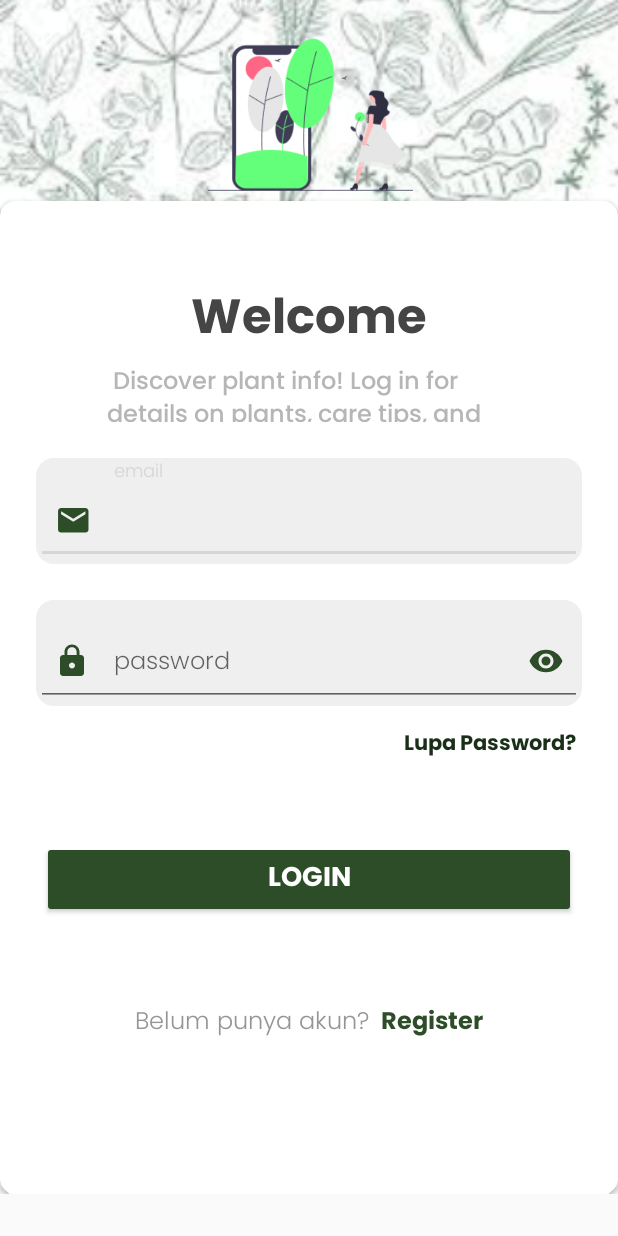
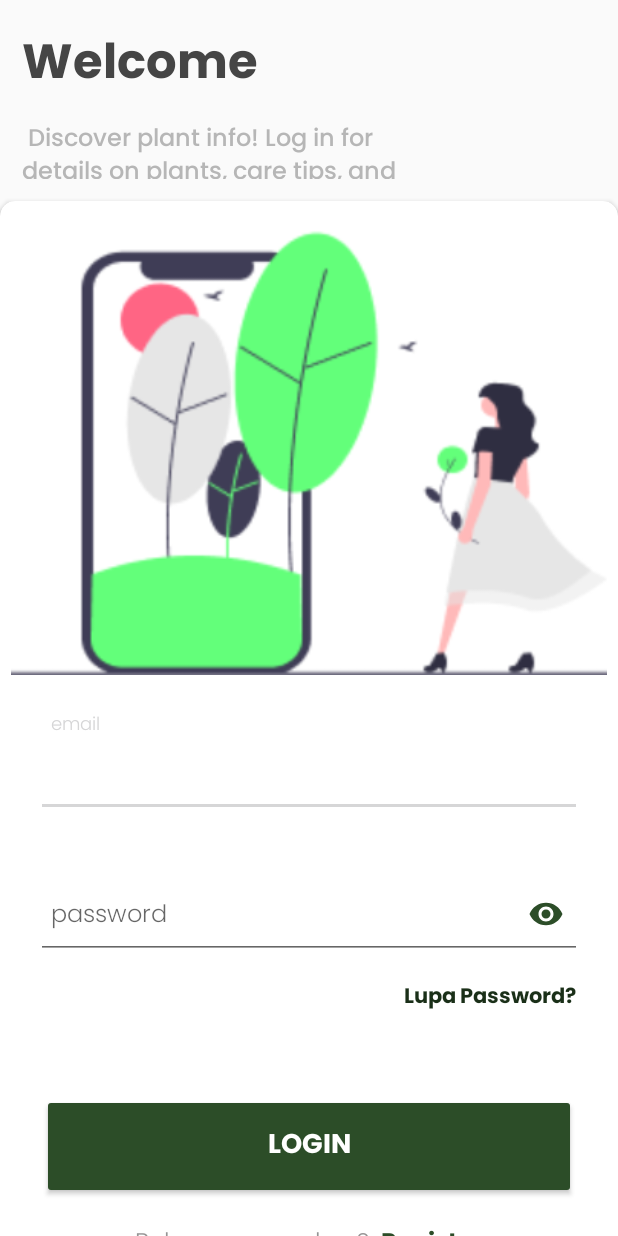
Before and after one commit to plantherbs-id/mobile-app, an Android app: the layout activity_login.xml on its own in the app's theme, with its tools: preview values and no code run, on a phone screen of 412 x 824 dp. Run offline under Robolectric (Android 15) with nearby library versions, the phone set to English and light mode, and no system bars.

Commit message:
Update activity_login.xml

```diff
--- a/app/src/main/res/layout/activity_login.xml
+++ b/app/src/main/res/layout/activity_login.xml
@@ -26,32 +26,18 @@
                 android:layout_width="match_parent"
                 android:layout_height="match_parent">
 
-                <TextView
-                    android:id="@+id/txtLoginPage"
-                    android:layout_width="wrap_content"
-                    android:layout_height="wrap_content"
-                    android:layout_marginTop="52dp"
-                    android:fontFamily="@font/poppins_bold"
-                    android:letterSpacing="0"
-                    android:text="Welcome"
-                    android:textColor="@color/neutral_700"
-                    android:textSize="32sp"
+                <ImageView
+                    android:id="@+id/img_logo_long"
+                    android:layout_width="400dp"
+                    android:layout_height="300dp"
+                    android:layout_marginStart="8dp"
+                    android:layout_marginTop="16dp"
+                    android:layout_marginEnd="8dp"
+                    android:scaleType="fitCenter"
                     app:layout_constraintEnd_toEndOf="parent"
                     app:layout_constraintStart_toStartOf="parent"
-                    app:layout_constraintTop_toTopOf="parent" />
-
-                <TextView
-                    android:id="@+id/txtLoginPage2"
-                    android:layout_width="269dp"
-                    android:layout_height="39dp"
-                    android:fontFamily="@font/poppins_medium"
-                    android:letterSpacing="0"
-                    android:text=" Discover plant info! Log in for details on plants, care tips, and gardening guides."
-                    android:textColor="@color/neutral_200"
-                    android:textSize="16sp"
-                    app:layout_constraintEnd_toEndOf="parent"
-                    app:layout_constraintStart_toStartOf="parent"
-                    app:layout_constraintTop_toBottomOf="@+id/txtLoginPage" />
+                    app:layout_constraintTop_toTopOf="parent"
+                    app:srcCompat="@drawable/ic_login" />
 
                 <com.google.android.material.textfield.TextInputLayout
                     android:id="@+id/txt_login_email"
@@ -61,21 +47,21 @@
                     android:layout_marginStart="24dp"
                     android:layout_marginTop="24dp"
                     android:layout_marginEnd="24dp"
-                    android:background="@drawable/bg_input_editor"
                     android:hint="email"
                     app:endIconMode="custom"
                     app:hintAnimationEnabled="true"
                     app:hintEnabled="true"
                     app:layout_constraintEnd_toEndOf="parent"
                     app:layout_constraintStart_toStartOf="parent"
-                    app:layout_constraintTop_toBottomOf="@+id/txtLoginPage2"
-                    app:startIconDrawable="@drawable/email_icon"
+                    app:layout_constraintTop_toBottomOf="@+id/img_logo_long"
+                    app:startIconPadding="16dp"
                     app:startIconTint="@color/main_300">
 
                     <com.google.android.material.textfield.TextInputEditText
                         android:id="@+id/input_login_email"
                         android:layout_width="match_parent"
                         android:layout_height="60dp"
+                        android:paddingLeft="10dp"
                         android:fontFamily="@font/poppins_light"
                         android:inputType="textLongMessage|textPersonName"
                         android:letterSpacing="0"
@@ -91,7 +77,6 @@
                     android:layout_marginStart="24dp"
                     android:layout_marginTop="24dp"
                     android:layout_marginEnd="24dp"
-                    android:background="@drawable/bg_input_editor"
                     android:fontFamily="@font/poppins_light"
                     android:hint="password"
                     app:endIconMode="password_toggle"
@@ -101,13 +86,13 @@
                     app:layout_constraintEnd_toEndOf="parent"
                     app:layout_constraintStart_toStartOf="parent"
                     app:layout_constraintTop_toBottomOf="@+id/txt_login_email"
-                    app:startIconDrawable="@drawable/lock_icon"
                     app:startIconTint="@color/main_300">
 
                     <com.google.android.material.textfield.TextInputEditText
                         android:id="@+id/input_login_password"
                         android:layout_width="match_parent"
                         android:layout_height="60dp"
+                        android:paddingLeft="10dp"
                         android:fontFamily="@font/poppins_light"
                         android:inputType="textPassword"
                         android:letterSpacing="0"
@@ -130,7 +115,7 @@
                 <Button
                     android:id="@+id/btn_login"
                     android:layout_width="0dp"
-                    android:layout_height="wrap_content"
+                    android:layout_height="70dp"
                     android:layout_marginStart="28dp"
                     android:layout_marginTop="52dp"
                     android:layout_marginEnd="28dp"
@@ -142,7 +127,7 @@
                     android:text="Login"
                     android:textColor="@color/neutral_white"
                     android:textSize="18sp"
-                    app:cornerRadius="8dp"
+                    app:cornerRadius="26dp"
                     app:layout_constraintEnd_toEndOf="parent"
                     app:layout_constraintStart_toStartOf="parent"
                     app:layout_constraintTop_toBottomOf="@+id/tv_lupa_password" />
@@ -151,7 +136,7 @@
                     android:id="@+id/linearLayout"
                     android:layout_width="match_parent"
                     android:layout_height="wrap_content"
-                    android:layout_marginTop="56dp"
+                    android:layout_marginTop="16dp"
                     android:layout_marginBottom="100dp"
                     android:gravity="center_horizontal"
                     android:orientation="horizontal"
@@ -186,26 +171,35 @@
             </androidx.constraintlayout.widget.ConstraintLayout>
         </androidx.cardview.widget.CardView>
 
-        <ImageView
-            android:id="@+id/img_backgorund"
-            android:layout_width="0dp"
-            android:layout_height="250dp"
-            android:scaleType="centerCrop"
+        <TextView
+            android:id="@+id/txtLoginPage"
+            android:layout_width="wrap_content"
+            android:layout_height="wrap_content"
+            android:layout_marginTop="16dp"
+            android:fontFamily="@font/poppins_bold"
+            android:letterSpacing="0"
+            android:text="Welcome"
+            android:textColor="@color/neutral_700"
+            android:textSize="32sp"
             app:layout_constraintEnd_toEndOf="parent"
+            app:layout_constraintHorizontal_bias="0.057"
             app:layout_constraintStart_toStartOf="parent"
-            app:layout_constraintTop_toTopOf="parent"
-            app:srcCompat="@drawable/main_pattern_background" />
+            app:layout_constraintTop_toTopOf="parent" />
 
-        <ImageView
-            android:id="@+id/img_logo_long"
-            android:layout_width="366dp"
-            android:layout_height="103dp"
-            android:layout_marginStart="24dp"
-            android:layout_marginTop="24dp"
-            android:scaleType="fitCenter"
-            app:layout_constraintStart_toStartOf="parent"
-            app:layout_constraintTop_toTopOf="parent"
-            app:srcCompat="@drawable/ic_login" />
+        <TextView
+            android:id="@+id/txtLoginPage2"
+            android:layout_width="269dp"
+            android:layout_height="39dp"
+            android:layout_marginTop="8dp"
+            android:fontFamily="@font/poppins_medium"
+            android:letterSpacing="0"
+            android:text=" Discover plant info! Log in for details on plants, care tips, and gardening guides."
+            android:textColor="@color/neutral_200"
+            android:textSize="16sp"
+            app:layout_constraintEnd_toEndOf="parent"
+            app:layout_constraintHorizontal_bias="0.0"
+            app:layout_constraintStart_toStartOf="@+id/txtLoginPage"
+            app:layout_constraintTop_toBottomOf="@+id/txtLoginPage" />
 
     </androidx.constraintlayout.widget.ConstraintLayout>
 </androidx.core.widget.NestedScrollView>
```
